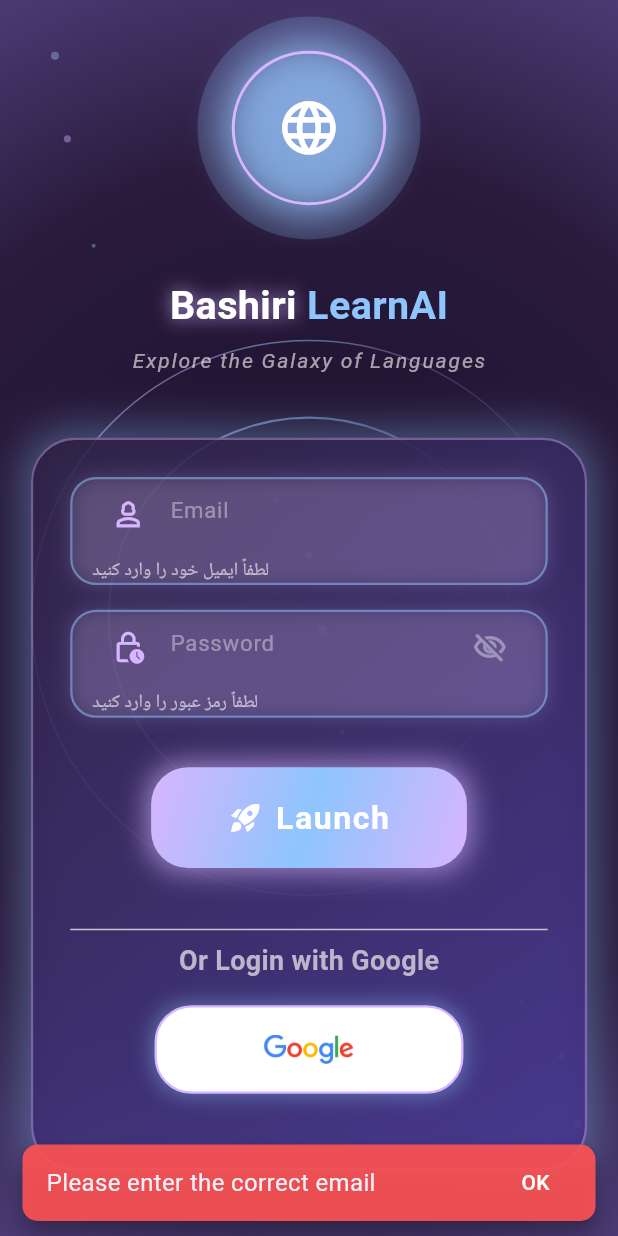
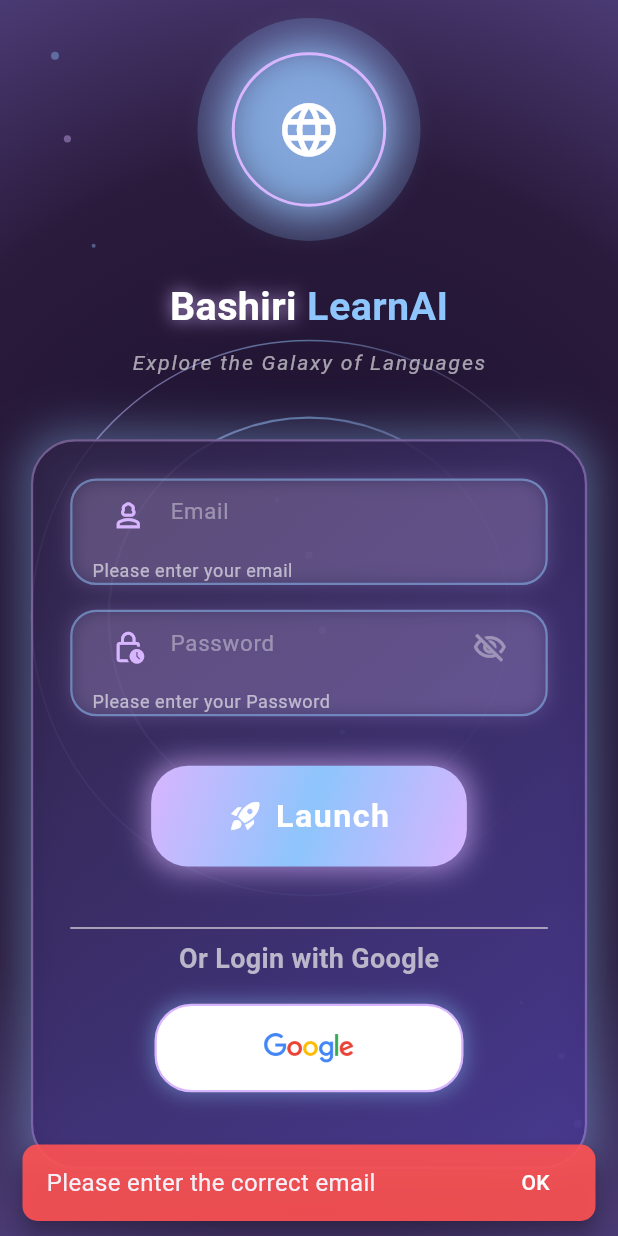
Before and after one commit to Shirzad01/BashiriLearnAi, a Flutter app: the screen it shows after launch, after a tap on "Launch", on a phone screen of 412 x 824 dp. Run offline on Flutter 3.47's test engine with Material 3 defaults, Android fonts, the phone set to English and light mode, and no system bars; our stand-ins replace cloud_firestore, connectivity_plus, firebase_auth, firebase_core, flutter_tts, google_generative_ai and 4 more; missing offline and left inert: mailer; accounts and stored records are empty.

Commit message:
first commit

```diff
--- a/lib/login/loginPage.dart
+++ b/lib/login/loginPage.dart
@@ -5,8 +5,6 @@ import 'package:firebase_auth/firebase_auth.dart';
 import 'package:google_sign_in/google_sign_in.dart';
 import 'package:mailer/mailer.dart';
 import 'package:mailer/smtp_server/gmail.dart';
-import 'package:cloud_firestore/cloud_firestore.dart';
-
 import '../main.dart';
 import 'otpScreen.dart';
 
@@ -27,7 +25,7 @@ class AuthCheck extends StatelessWidget {
         }
         if (snapshot.hasData) {
           String userId = FirebaseAuth.instance.currentUser!.uid;
-          return ChatScreen(studentId: userId); // ارسال userId به ChatScreen
+          return ChatScreen(studentId: userId);
         }
         return LoginScreen();
       },
@@ -473,14 +471,14 @@ Bashiri LearnAI Team
                                 icon: Icons.person_3_outlined,
                                 validator: (value) {
                                   if (value == null || value.isEmpty) {
-                                    return "لطفاً ایمیل خود را وارد کنید";
+                                    return "Please enter your email";
                                   }
                                   if (!value.endsWith("@gmail.com")) {
-                                    return "لطفاً ایمیل معتبر وارد کنید";
+                                    return "Please enter correct email";
                                   }
                                   if (!RegExp(r'^[^@]+@[^@]+\.[^@]+')
                                       .hasMatch(value)) {
-                                    return "ایمیل نامعتبر است";
+                                    return "Email is not correct";
                                   }
                                   return null;
                                 },
@@ -498,10 +496,10 @@ Bashiri LearnAI Team
                                 isPassword: true,
                                 validator: (value) {
                                   if (value == null || value.isEmpty) {
-                                    return "لطفاً رمز عبور را وارد کنید";
+                                    return "Please enter your Password";
                                   }
                                   if (value.length < 6) {
-                                    return "رمز عبور باید حداقل 6 کاراکتر باشد";
+                                    return "password should be 6 characters";
                                   }
                                   return null;
                                 },
--- a/lib/main.dart
+++ b/lib/main.dart
@@ -399,7 +399,7 @@ class _ChatScreenState extends State<ChatScreen> with TickerProviderStateMixin {
   void _addInitialMessages() {
     final initialMessage = {
       'text':
-          'Hello $_userName! I’m Bashiri LearnAI, your language learning assistant from Bashiri Language Academy. 😊 I can help you learn English or Persian, or we can just chat! Tell me something about yourself—what do you like to do?',
+          'Hello $_userName! I’m Bashiri LearnAI, your language learning assistant from Bashiri Language Academy. 😊 I can help you learn English, or we can just chat! Tell me something about yourself—what do you like to do?',
       'isMe': false,
       'time': DateTime.now(),
       'id': UniqueKey().toString(),
```
